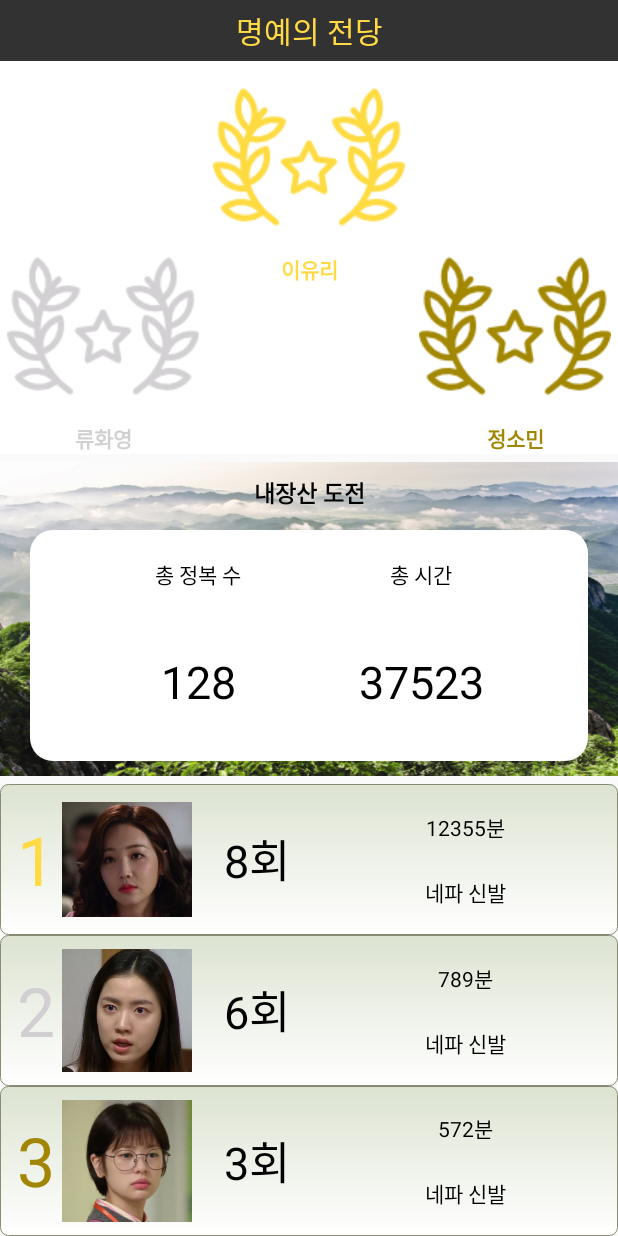
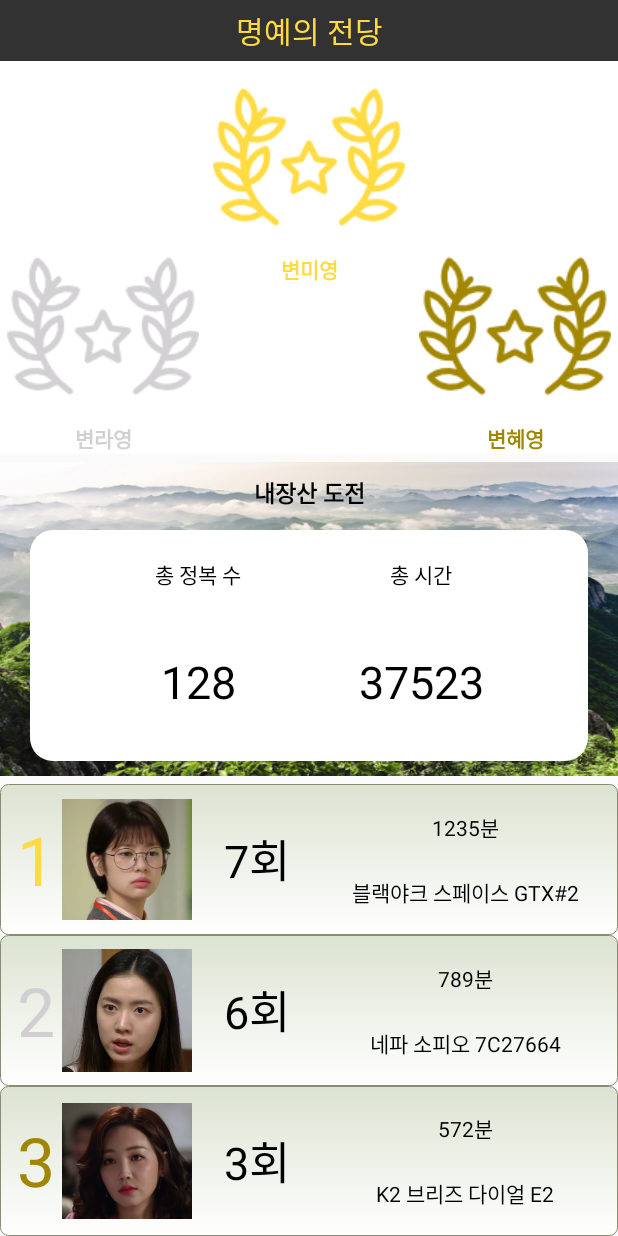
Before and after one commit to aragon1105/media_mountain_real, an Android app: the fragment Fragment_honor shown on its own in the app's theme, on a phone screen of 412 x 824 dp. Run offline under Robolectric (Android 15) with nearby library versions, the phone set to English and light mode, and no system bars; our stand-ins replace CircleImageView; Roboto replaces fonts that are not available here.

Commit message:
내장산 정복자 변미영(정소민)/ 명예의 전당 수정

```diff
--- a/app/src/main/res/layout/honor_fragment.xml
+++ b/app/src/main/res/layout/honor_fragment.xml
@@ -49,7 +49,7 @@
             <TextView
                 android:layout_width="match_parent"
                 android:layout_height="wrap_content"
-                android:text="류화영"
+                android:text="변라영"
                 android:textStyle="bold"
                 android:gravity="center"
                 android:textColor="#D1CFD1"/>
@@ -71,7 +71,7 @@
             <TextView
                 android:layout_width="match_parent"
                 android:layout_height="wrap_content"
-                android:text="이유리"
+                android:text="변미영"
                 android:textStyle="bold"
                 android:textColor="#FFDA44"
                 android:gravity="center"/>
@@ -97,7 +97,7 @@
                 android:textColor="#A18603"
                 android:gravity="center"
                 android:textStyle="bold"
-                android:text="정소민"/>
+                android:text="변혜영"/>
         </LinearLayout>
 
 
@@ -227,14 +227,14 @@
             <ImageView
                 android:layout_width="match_parent"
                 android:layout_height="match_parent"
-                android:src="@drawable/yuri"
+                android:src="@drawable/somin"
                 android:layout_weight="3"
                 />
 
             <TextView
                 android:layout_width="match_parent"
                 android:layout_height="match_parent"
-                android:text="8회"
+                android:text="7회"
                 android:textColor="#000000"
                 android:layout_weight="3"
                 android:gravity="center"
@@ -248,14 +248,14 @@
                 <TextView
                     android:layout_width="match_parent"
                     android:layout_height="match_parent"
-                    android:text="12355분"
+                    android:text="1235분"
                     android:gravity="center"
                     android:layout_weight="1"
                     android:textColor="#000000"/>
                 <TextView
                     android:layout_width="match_parent"
                     android:layout_height="match_parent"
-                    android:text="네파 신발"
+                    android:text="블랙야크 스페이스 GTX#2"
                     android:layout_weight="1"
                     android:gravity="center"
                     android:textColor="#000000"/>
@@ -313,7 +313,7 @@
                 <TextView
                     android:layout_width="match_parent"
                     android:layout_height="match_parent"
-                    android:text="네파 신발"
+                    android:text="네파 소피오 7C27664"
                     android:layout_weight="1"
                     android:gravity="center"
                     android:textColor="#000000"/>
@@ -340,7 +340,7 @@
                 android:layout_width="match_parent"
                 android:layout_height="match_parent"
                 android:layout_weight="3"
-                android:src="@drawable/somin"
+                android:src="@drawable/yuri"
                 />
             <TextView
                 android:layout_width="match_parent"
@@ -366,7 +366,7 @@
                 <TextView
                     android:layout_width="match_parent"
                     android:layout_height="match_parent"
-                    android:text="네파 신발"
+                    android:text="K2 브리즈 다이얼 E2"
                     android:layout_weight="1"
                     android:gravity="center"
                     android:textColor="#000000"/>
```
Also changed, not shown: app/src/main/java/company/co/kr/mountainking/Fragment_kinglist.java (+4 -4 lines).
